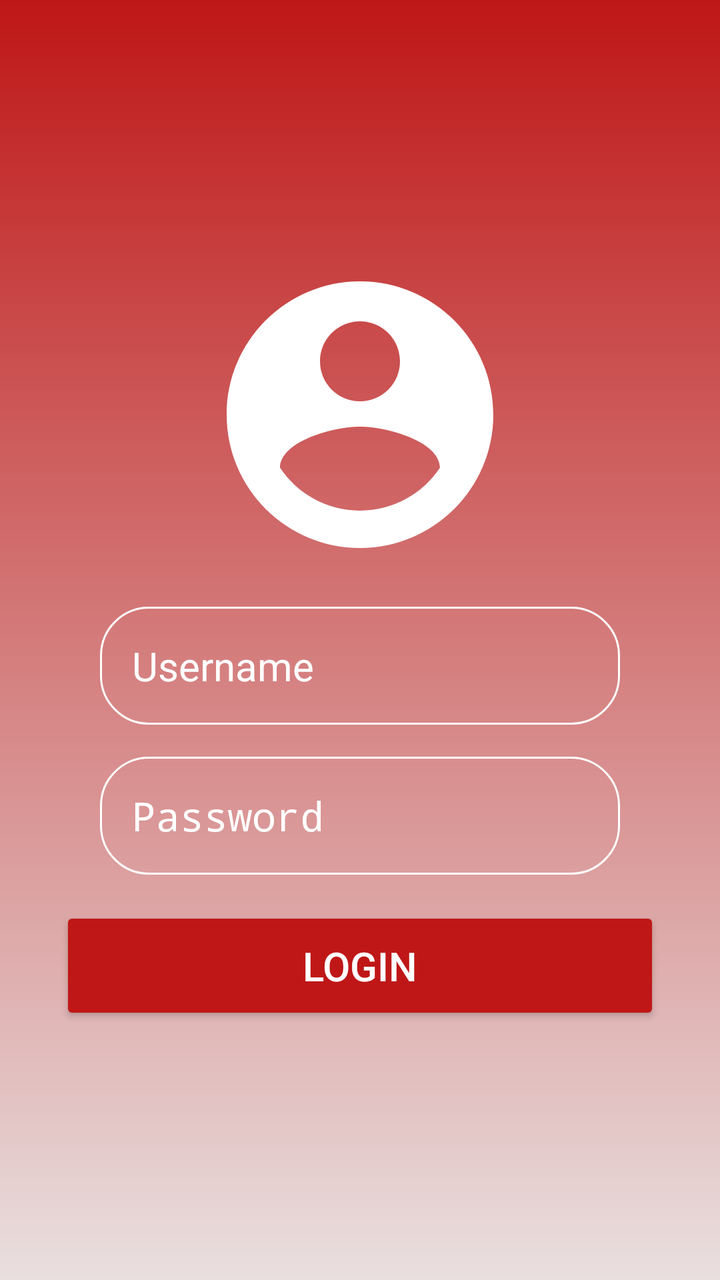
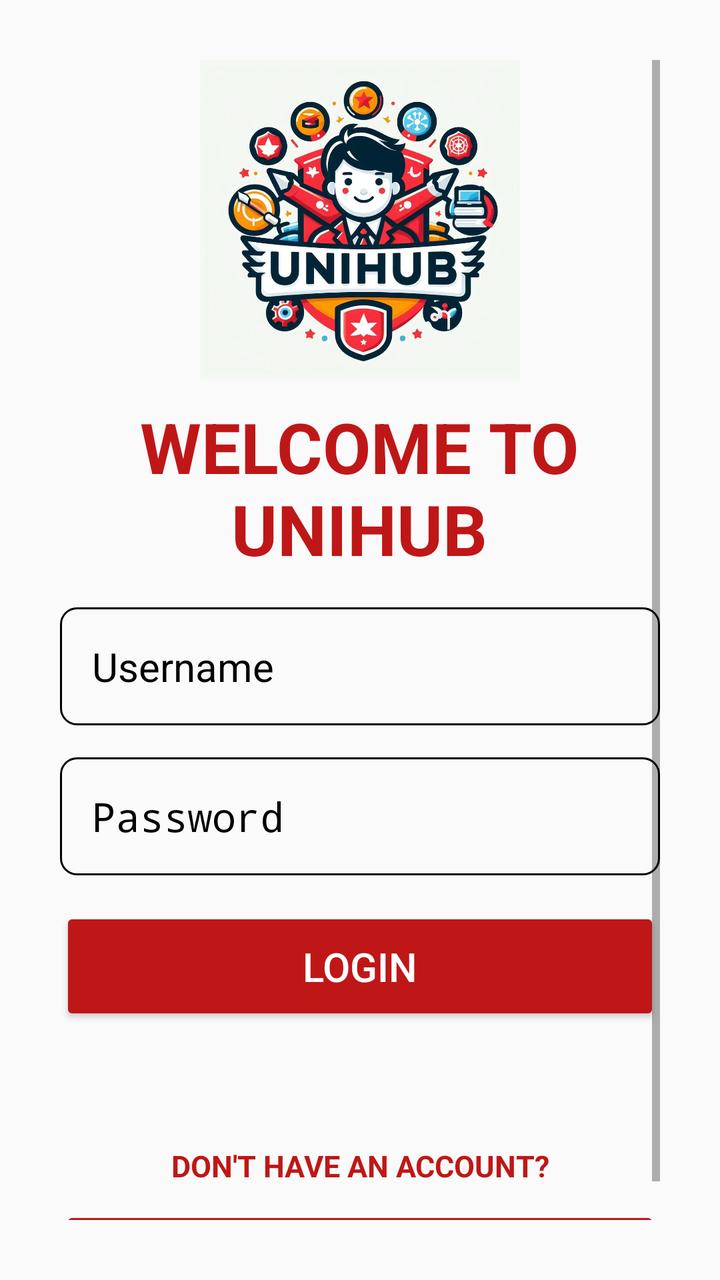

Compare the two renders of this Android layout. The source of the first and the diff that turns it into the second are given below.
<!-- AndroidManifest.xml: activity theme AppTheme.NoActionBar.Fullscreen -->
<!-- res/layout/activity_login.xml -->
<?xml version="1.0" encoding="utf-8"?>
<RelativeLayout xmlns:android="http://schemas.android.com/apk/res/android"
    xmlns:app="http://schemas.android.com/apk/res-auto"
    xmlns:tools="http://schemas.android.com/tools"
    android:id="@+id/main"
    android:layout_width="match_parent"
    android:layout_height="match_parent"
    android:background="@drawable/login_background"
    android:gravity="center"
    android:padding="30dp"
    tools:context=".activities.LoginActivity">
    
    <LinearLayout
        android:layout_width="match_parent"
        android:layout_height="wrap_content"
        android:gravity="center"
        android:orientation="vertical">
        
        <ImageView
            android:layout_width="160dp"
            android:layout_height="160dp"
            android:src="@drawable/login_account_pic" />

        <EditText
            android:layout_width="match_parent"
            android:layout_height="wrap_content"
            android:layout_marginTop="16dp"
            android:layout_marginHorizontal="20dp"
            android:hint="Username"
            android:textColor="@color/white"
            android:textColorHint="@color/white"
            android:textSize="20sp"
            android:background="@drawable/rounded_corner"
            android:padding="16dp"
            android:inputType="text"
            android:id="@+id/username_input" />

        <EditText
            android:layout_width="match_parent"
            android:layout_height="wrap_content"
            android:layout_marginTop="16dp"
            android:layout_marginHorizontal="20dp"
            android:hint="Password"
            android:textColor="@color/white"
            android:textColorHint="@color/white"
            android:textSize="20sp"
            android:background="@drawable/rounded_corner"
            android:padding="16dp"
            android:inputType="textPassword"
            android:id="@+id/password_input" />

        <Button
            android:id="@+id/login_btn"
            android:layout_width="300dp"
            android:layout_height="wrap_content"
            android:text="Login"
            android:backgroundTint="@color/red"
            android:textColor="@color/white"
            android:padding="16dp"
            android:layout_marginTop="16dp"
            android:textSize="20sp" />

        
    </LinearLayout>

</RelativeLayout>
<!-- resources referenced by this layout -->
<resources>
  <color name="red">#BF1717</color>
  <color name="white">#FFFFFFFF</color>
  <!-- drawable login_account_pic (drawable) -->
  <vector xmlns:android="http://schemas.android.com/apk/res/android" android:height="100dp" android:tint="#FFFFFF" android:viewportHeight="24" android:viewportWidth="24" android:width="100dp">
        
      <path android:fillColor="@android:color/white" android:pathData="M12,2C6.48,2 2,6.48 2,12s4.48,10 10,10 10,-4.48 10,-10S17.52,2 12,2zM12,5c1.66,0 3,1.34 3,3s-1.34,3 -3,3 -3,-1.34 -3,-3 1.34,-3 3,-3zM12,19.2c-2.5,0 -4.71,-1.28 -6,-3.22 0.03,-1.99 4,-3.08 6,-3.08 1.99,0 5.97,1.09 6,3.08 -1.29,1.94 -3.5,3.22 -6,3.22z"/>
      
  </vector>
  <!-- drawable login_background (drawable) -->
  <?xml version="1.0" encoding="utf-8"?>
  <shape xmlns:android="http://schemas.android.com/apk/res/android">
      <gradient
          android:type="linear"
          android:angle="270"
          android:startColor="#BF1717"
          android:endColor="#E9DFDF" />
  </shape>
  <!-- drawable rounded_corner (drawable) -->
  <?xml version="1.0" encoding="utf-8"?>
  <shape xmlns:android="http://schemas.android.com/apk/res/android"
      android:shape="rectangle" >
  
      <corners
          android:radius="24dp" />
      <stroke
          android:width="1dip"
          android:color="@color/white" />
  
  </shape>
  <style name="AppTheme.NoActionBar.Fullscreen" parent="Theme.AppCompat.Light.NoActionBar">
          <item name="android:windowFullscreen">true</item>
      </style>
</resources>

<!-- the commit's change to res/layout/activity_login.xml (unified diff, before → after) -->
@@ -1,66 +1,96 @@
 <?xml version="1.0" encoding="utf-8"?>
-<RelativeLayout xmlns:android="http://schemas.android.com/apk/res/android"
+<ScrollView xmlns:android="http://schemas.android.com/apk/res/android"
     xmlns:app="http://schemas.android.com/apk/res-auto"
     xmlns:tools="http://schemas.android.com/tools"
     android:id="@+id/main"
     android:layout_width="match_parent"
     android:layout_height="match_parent"
-    android:background="@drawable/login_background"
     android:gravity="center"
     android:padding="30dp"
     tools:context=".activities.LoginActivity">
-    
+
     <LinearLayout
         android:layout_width="match_parent"
         android:layout_height="wrap_content"
         android:gravity="center"
         android:orientation="vertical">
-        
+
         <ImageView
             android:layout_width="160dp"
             android:layout_height="160dp"
-            android:src="@drawable/login_account_pic" />
+            android:layout_gravity="center"
+            android:src="@drawable/app_logo"
+            android:layout_marginBottom="10dp"/>
+
+        <TextView
+            android:id="@+id/signup_title_text"
+            android:layout_width="wrap_content"
+            android:layout_height="wrap_content"
+            android:text="WELCOME TO\nUNIHUB"
+            android:textAlignment="center"
+            android:textAllCaps="true"
+            android:textColor="@color/red"
+            android:textSize="35sp"
+            android:textStyle="bold" />
+
 
         <EditText
+            android:id="@+id/username_input"
             android:layout_width="match_parent"
             android:layout_height="wrap_content"
             android:layout_marginTop="16dp"
-            android:layout_marginHorizontal="20dp"
+            android:background="@drawable/border"
             android:hint="Username"
-            android:textColor="@color/white"
-            android:textColorHint="@color/white"
-            android:textSize="20sp"
-            android:background="@drawable/rounded_corner"
+            android:inputType="text"
             android:padding="16dp"
-            android:inputType="text"
-            android:id="@+id/username_input" />
+            android:textColor="@color/black"
+            android:textColorHint="@color/black"
+            android:textSize="20sp" />
 
         <EditText
+            android:id="@+id/password_input"
             android:layout_width="match_parent"
             android:layout_height="wrap_content"
             android:layout_marginTop="16dp"
-            android:layout_marginHorizontal="20dp"
+            android:background="@drawable/border"
             android:hint="Password"
-            android:textColor="@color/white"
-            android:textColorHint="@color/white"
-            android:textSize="20sp"
-            android:background="@drawable/rounded_corner"
+            android:inputType="textPassword"
             android:padding="16dp"
-            android:inputType="textPassword"
-            android:id="@+id/password_input" />
+            android:textColor="@color/black"
+            android:textColorHint="@color/black"
+            android:textSize="20sp" />
 
         <Button
             android:id="@+id/login_btn"
-            android:layout_width="300dp"
+            android:layout_width="match_parent"
             android:layout_height="wrap_content"
+            android:layout_marginTop="16dp"
+            android:backgroundTint="@color/red"
+            android:padding="16dp"
             android:text="Login"
-            android:backgroundTint="@color/red"
             android:textColor="@color/white"
-            android:padding="16dp"
-            android:layout_marginTop="16dp"
             android:textSize="20sp" />
 
-        
+        <TextView
+            android:layout_width="match_parent"
+            android:layout_height="wrap_content"
+            android:layout_marginTop="60dp"
+            android:text="Don't have an account?"
+            android:textAlignment="center"
+            android:textAllCaps="true"
+            android:textColor="@color/red"
+            android:textSize="15sp"
+            android:textStyle="bold" />
+
+        <Button
+            android:id="@+id/sign_up_btn"
+            android:layout_width="match_parent"
+            android:layout_height="wrap_content"
+            android:layout_marginTop="10dp"
+            android:backgroundTint="@color/red"
+            android:padding="16dp"
+            android:text="Sign Up"
+            android:textColor="@color/white"
+            android:textSize="20sp" />
     </LinearLayout>
-
-</RelativeLayout>
+</ScrollView>
<!-- resource entries referenced after the edit -->
@@ -1,36 +1,20 @@
 <!-- resources referenced by this layout -->
 <resources>
+  <color name="black">#FF000000</color>
   <color name="red">#BF1717</color>
   <color name="white">#FFFFFFFF</color>
-  <!-- drawable login_account_pic (drawable) -->
-  <vector xmlns:android="http://schemas.android.com/apk/res/android" android:height="100dp" android:tint="#FFFFFF" android:viewportHeight="24" android:viewportWidth="24" android:width="100dp">
-        
-      <path android:fillColor="@android:color/white" android:pathData="M12,2C6.48,2 2,6.48 2,12s4.48,10 10,10 10,-4.48 10,-10S17.52,2 12,2zM12,5c1.66,0 3,1.34 3,3s-1.34,3 -3,3 -3,-1.34 -3,-3 1.34,-3 3,-3zM12,19.2c-2.5,0 -4.71,-1.28 -6,-3.22 0.03,-1.99 4,-3.08 6,-3.08 1.99,0 5.97,1.09 6,3.08 -1.29,1.94 -3.5,3.22 -6,3.22z"/>
-      
-  </vector>
-  <!-- drawable login_background (drawable) -->
-  <?xml version="1.0" encoding="utf-8"?>
+  <!-- drawable app_logo: png bitmap (drawable, 141846 bytes) -->
+  <!-- drawable border (drawable) -->
   <shape xmlns:android="http://schemas.android.com/apk/res/android">
-      <gradient
-          android:type="linear"
-          android:angle="270"
-          android:startColor="#BF1717"
-          android:endColor="#E9DFDF" />
-  </shape>
-  <!-- drawable rounded_corner (drawable) -->
-  <?xml version="1.0" encoding="utf-8"?>
-  <shape xmlns:android="http://schemas.android.com/apk/res/android"
-      android:shape="rectangle" >
-  
-      <corners
-          android:radius="24dp" />
+      <solid android:color="@color/transparent"/> 
       <stroke
-          android:width="1dip"
-          android:color="@color/white" />
-  
+          android:width="1dp"
+          android:color="#000000"/> 
+      <corners android:radius="8dp"/> 
   </shape>
   <style name="AppTheme.NoActionBar.Fullscreen" parent="Theme.AppCompat.Light.NoActionBar">
           <item name="android:windowFullscreen">true</item>
       </style>
+  <color name="transparent">#00000000</color>
 </resources>
 
